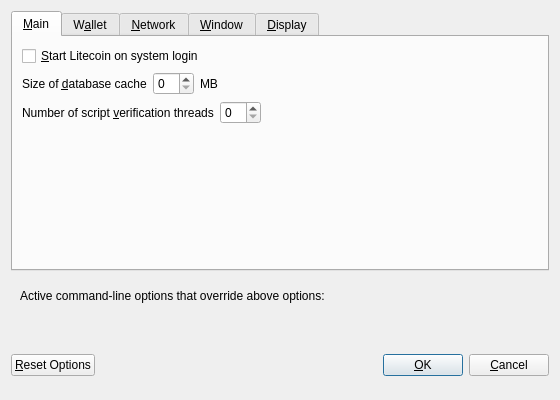
Before: the Qt Designer form WATCoin/src/qt/forms/optionsdialog.ui in liamcoau/WATCoin, drawn with Qt 5.
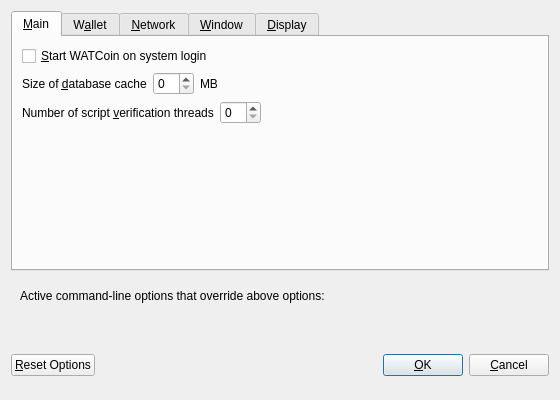
After: the same form once the commit is applied. Custom widgets are drawn as their Qt base class.

Commit message: Witness here - the birth of WATCoin

What changed in the file:
```diff
--- a/WATCoin/src/qt/forms/optionsdialog.ui
+++ b/WATCoin/src/qt/forms/optionsdialog.ui
@@ -33,7 +33,7 @@
           <string>Automatically start Litecoin after logging in to the system.</string>
          </property>
          <property name="text">
-          <string>&amp;Start Litecoin on system login</string>
+          <string>&amp;Start WATCoin on system login</string>
          </property>
         </widget>
        </item>
```
Left out of the diff: 8 changed lines with no effect on the pictures. The commit also changes 145 other files.
